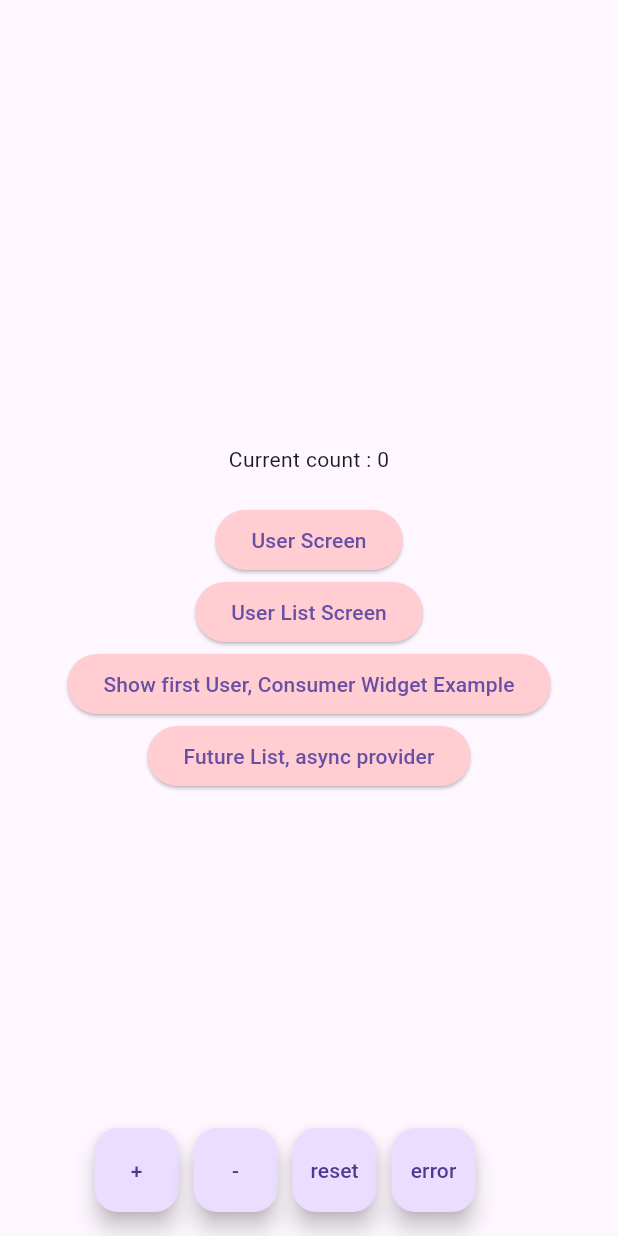
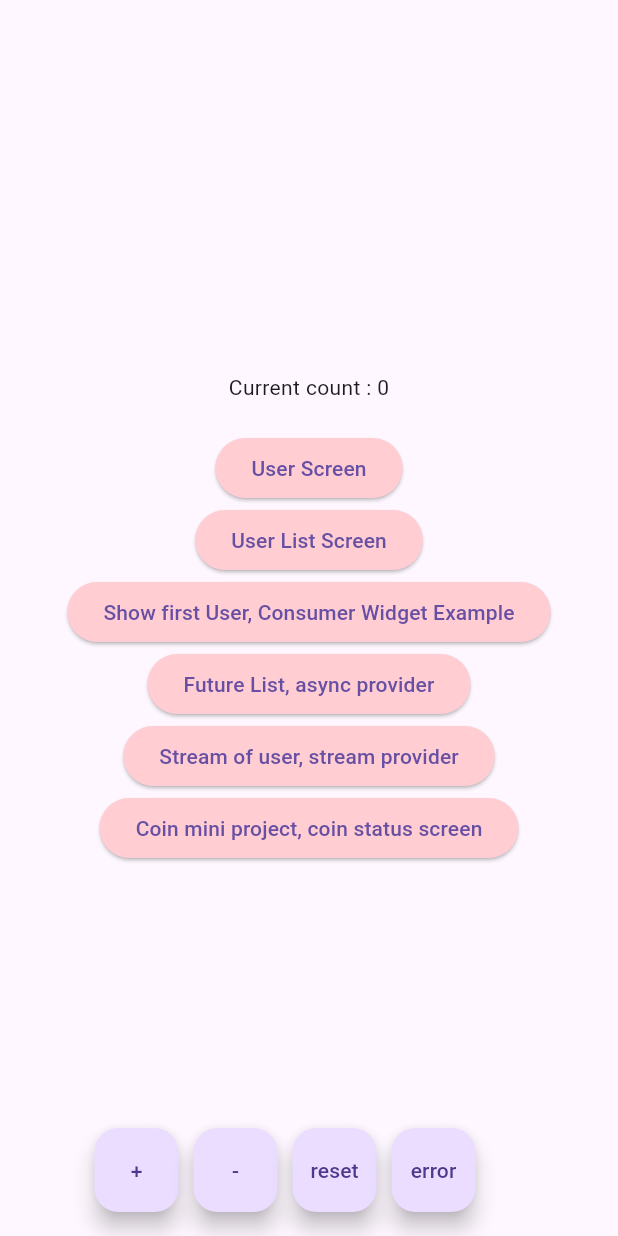
Before and after one commit to RadheAnkit01/Riverpod_State_Management, a Flutter app: the screen it shows after launch, on a phone screen of 412 x 824 dp. Run offline on Flutter 3.47's test engine with Material 3 defaults, Android fonts, the phone set to English and light mode, and no system bars; our stand-ins replace flutter_riverpod, freezed_annotation, go_router, riverpod_annotation; generated files the repository leaves out were written again.

Commit message:
learned stream provider and added go router

```diff
--- a/lib/By Code With Richard/main.dart
+++ b/lib/By Code With Richard/main.dart
@@ -1,19 +1,24 @@
 import 'package:flutter/material.dart';
 import 'package:flutter_riverpod/flutter_riverpod.dart';
-import 'package:riverpod_statemanagement/By%20Code%20With%20Richard/screen/counter_screen.dart';
+import 'package:riverpod_statemanagement/By%20Code%20With%20Richard/route/go_router_provider.dart';
 
 void main() {
-  runApp(const ProviderScope(child: MyRiverpodApp()));
+  runApp(
+    //Add provider scope to use riverpod statemanagement;
+    const ProviderScope(child: MyRiverpodApp()),
+  );
 }
 
-class MyRiverpodApp extends StatelessWidget {
+class MyRiverpodApp extends ConsumerWidget {
   const MyRiverpodApp({super.key});
 
   @override
-  Widget build(BuildContext context) {
-    return MaterialApp(
+  Widget build(BuildContext context, WidgetRef ref) {
+    final goRouter = ref.watch(goRouterProvider);
+
+    return MaterialApp.router(
       debugShowCheckedModeBanner: false,
-      home: CounterScreenRichard(),
+      routerConfig: goRouter,
     );
   }
 }
--- /dev/null
+++ b/lib/By Code With Richard/provider/stream provider/user_stream_provider.dart
@@ -0,0 +1,34 @@
+import 'package:riverpod_annotation/riverpod_annotation.dart';
+import 'package:riverpod_statemanagement/By%20Code%20With%20Richard/model/user.dart';
+
+part 'user_stream_provider.g.dart';
+
+//Manual stream provider
+final userStreamManualProvider = StreamProvider<User>((ref) async* {
+  int count = 1;
+
+  while (count < 100) {
+    await Future.delayed(Duration(seconds: 1));
+    yield User(
+      id: count,
+      firstName: "User $count",
+      age: 20 + count % 10,
+      email: "user$count@gmail.com",
+    );
+    count++;
+  }
+});
+
+//Generated Stream Provider
+
+@riverpod
+Stream<User> userStream(UserStreamRef ref) {
+  return Stream.periodic(Duration(seconds: 1), (count) {
+    return User(
+      id: count,
+      firstName: "User $count",
+      age: 20 + count % 10,
+      email: "user$count@gmail.com",
+    );
+  });
+}
--- /dev/null
+++ b/lib/By Code With Richard/route/go_router_provider.dart
@@ -0,0 +1,67 @@
+import 'package:flutter_riverpod/flutter_riverpod.dart';
+import 'package:go_router/go_router.dart';
+import 'package:riverpod_statemanagement/By%20Code%20With%20Richard/screen/coin%20mini%20proj/coin_price_screen.dart';
+import 'package:riverpod_statemanagement/By%20Code%20With%20Richard/screen/coin%20mini%20proj/coin_status_screen.dart';
+import 'package:riverpod_statemanagement/By%20Code%20With%20Richard/screen/counter_screen.dart';
+import 'package:riverpod_statemanagement/By%20Code%20With%20Richard/screen/user/future_user_list_screen.dart';
+import 'package:riverpod_statemanagement/By%20Code%20With%20Richard/screen/user/user_details_screen.dart';
+import 'package:riverpod_statemanagement/By%20Code%20With%20Richard/screen/user/user_list_screen.dart';
+import 'package:riverpod_statemanagement/By%20Code%20With%20Richard/screen/user/user_stream_screen.dart';
+import 'package:riverpod_statemanagement/By%20Code%20With%20Richard/screen/user_screen.dart';
+
+final goRouterProvider = Provider<GoRouter>((ref) {
+  return GoRouter(
+    initialLocation: "/",
+    routes: <RouteBase>[
+      GoRoute(
+        path: "/",
+        builder: (context, state) => CounterScreenRichard(),
+        routes: <RouteBase>[
+          GoRoute(
+            path: "coinStatus",
+            builder: (context, state) => CoinStatusScreen(),
+            routes: <RouteBase>[
+              GoRoute(
+                path: "coinPrice/:productId",
+                builder: (context, state) {
+                  final productId = state.pathParameters['productId'] ?? '';
+                  return CoinPriceScreen(productIds: [productId]);
+                },
+              ),
+            ],
+          ),
+          GoRoute(
+            path: "userScreen",
+            builder: (context, state) {
+              return UserScreen();
+            },
+          ),
+          GoRoute(
+            path: "userListScreen",
+            builder: (context, state) {
+              return UserListScreen();
+            },
+          ),
+          GoRoute(
+            path: "userDetailScreen",
+            builder: (context, state) {
+              return UserDetailsScreen();
+            },
+          ),
+          GoRoute(
+            path: "futureUserListScreen",
+            builder: (context, state) {
+              return FutureUserListScreen();
+            },
+          ),
+          GoRoute(
+            path: "userStreamScreen",
+            builder: (context, state) {
+              return UserStreamScreen();
+            },
+          ),
+        ],
+      ),
+    ],
+  );
+});
--- a/pubspec.yaml
+++ b/pubspec.yaml
@@ -39,6 +39,7 @@ dependencies:
   freezed_annotation: ^2.4.4
   json_annotation: ^4.9.0
   riverpod_annotation: ^2.3.5
+  go_router: ^17.3.0
 
 dev_dependencies:
   flutter_test:
```
Also changed, not shown: lib/By Code With Richard/screen/coin mini proj/coin_price_screen.dart (added, +17 -0 lines), lib/By Code With Richard/screen/coin mini proj/coin_status_screen.dart (added, +28 -0 lines), lib/By Code With Richard/screen/counter_screen.dart (+24 -20 lines), lib/By Code With Richard/screen/user/user_stream_screen.dart (added, +63 -0 lines), lib/By Code With Richard/provider/stream provider/user_stream_provider.g.dart (added), pubspec.lock.
